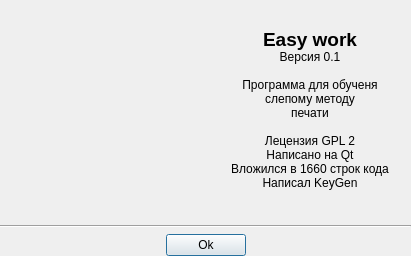
Above: Easy-work/Plugin/what_is/ui_whatIs.ui from KeyGen/Easy-work before the change. Below: the same form after it.
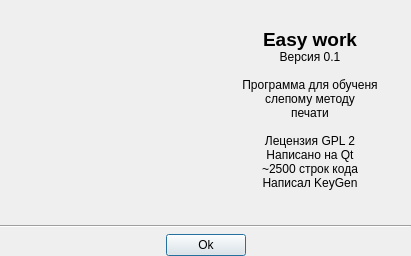
That is the form after the change. Icons and pictures are not drawn.

What changed in the file:
```diff
--- a/Easy-work/Plugin/what_is/ui_whatIs.ui
+++ b/Easy-work/Plugin/what_is/ui_whatIs.ui
@@ -37,7 +37,7 @@
        <item>
         <widget class="QLabel" name="label_2">
          <property name="text">
-          <string>&lt;html&gt;&lt;head/&gt;&lt;body&gt;&lt;p align=&quot;center&quot;&gt;&lt;span style=&quot; font-size:14pt; font-weight:600;&quot;&gt;Easy work &lt;/span&gt;&lt;br/&gt;Версия 0.1&lt;br/&gt;&lt;br/&gt;Программа для обученя&lt;br/&gt;слепому методу&lt;br/&gt;печати&lt;br/&gt;&lt;br/&gt;Лецензия GPL 2&lt;br/&gt;Написано на Qt&lt;br/&gt;Вложился в 1660 строк кода&lt;br/&gt;Написал KeyGen&lt;/p&gt;&lt;/body&gt;&lt;/html&gt;</string>
+          <string>&lt;html&gt;&lt;head/&gt;&lt;body&gt;&lt;p align=&quot;center&quot;&gt;&lt;span style=&quot; font-size:14pt; font-weight:600;&quot;&gt;Easy work &lt;/span&gt;&lt;br/&gt;Версия 0.1&lt;br/&gt;&lt;br/&gt;Программа для обученя&lt;br/&gt;слепому методу&lt;br/&gt;печати&lt;br/&gt;&lt;br/&gt;Лецензия GPL 2&lt;br/&gt;Написано на Qt&lt;br/&gt;~2500 строк кода&lt;br/&gt;Написал KeyGen&lt;/p&gt;&lt;/body&gt;&lt;/html&gt;</string>
          </property>
         </widget>
        </item>
```
